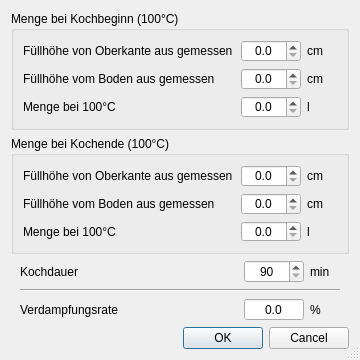
Old version of the form kleiner-brauhelfer/dialogs/dlgverdampfung.ui in the repository kleiner-brauhelfer/kleiner-brauhelfer-2.
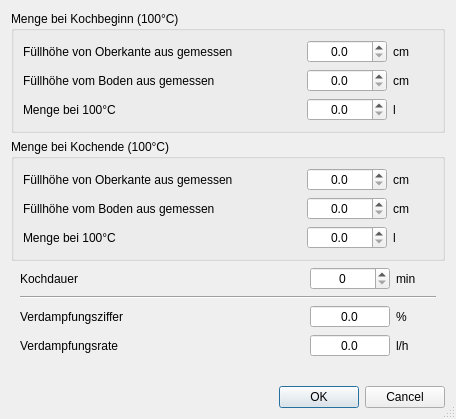
New version of the form. Custom widgets are drawn as their Qt base class.

What changed in the file:
```diff
--- a/kleiner-brauhelfer/dialogs/dlgverdampfung.ui
+++ b/kleiner-brauhelfer/dialogs/dlgverdampfung.ui
@@ -6,8 +6,8 @@
    <rect>
     <x>0</x>
     <y>0</y>
-    <width>360</width>
-    <height>360</height>
+    <width>456</width>
+    <height>419</height>
    </rect>
   </property>
   <property name="minimumSize">
@@ -47,7 +47,7 @@
        <widget class="DoubleSpinBox" name="dSpinBox_cmVonObenMenge1">
         <property name="minimumSize">
          <size>
-          <width>60</width>
+          <width>80</width>
           <height>0</height>
          </size>
         </property>
@@ -70,12 +70,6 @@
       </item>
       <item row="2" column="2">
        <widget class="DoubleSpinBox" name="dSpinBox_Menge1">
-        <property name="minimumSize">
-         <size>
-          <width>60</width>
-          <height>0</height>
-         </size>
-        </property>
         <property name="toolTip">
          <string>&lt;html&gt;&lt;head/&gt;&lt;body&gt;&lt;p&gt;Hier wird das Volumen bei 100° Celsius bei &lt;span style=&quot; font-weight:600;&quot;&gt;Kochbeginn&lt;/span&gt; berechnet. Es ist größer als bei niedrigeren Temperaturen. Der Wert wird für die Sollmenge nach Kochende und andere Berechnungen im Kleinen Brauhelfer verwendet.&lt;/p&gt;&lt;/body&gt;&lt;/html&gt;</string>
         </property>
@@ -102,12 +96,6 @@
       </item>
       <item row="1" column="2">
        <widget class="DoubleSpinBox" name="dSpinBox_cmVomBodenMenge1">
-        <property name="minimumSize">
-         <size>
-          <width>60</width>
-          <height>0</height>
-         </size>
-        </property>
         <property name="toolTip">
          <string>&lt;html&gt;&lt;head/&gt;&lt;body&gt;&lt;p&gt;Von der Unterkante des Kessels bis zur Oberkante des Sudes zu &lt;span style=&quot; font-weight:600;&quot;&gt;Kochbeginn&lt;/span&gt; messen. Ist der Kesselboden uneben, so empfiehlt sich eine mittlere Stelle zur Messung. Der Kessel muss eben stehen, damit gültige Werte berechnet werden können.&lt;/p&gt;&lt;/body&gt;&lt;/html&gt;</string>
         </property>
@@ -127,12 +115,6 @@
       </item>
       <item row="1" column="3">
        <widget class="QLabel" name="label_12">
-        <property name="minimumSize">
-         <size>
-          <width>30</width>
-          <height>0</height>
-         </size>
-        </property>
         <property name="text">
          <string notr="true">cm</string>
         </property>
@@ -142,7 +124,7 @@
        <widget class="QLabel" name="label_10">
         <property name="minimumSize">
          <size>
-          <width>30</width>
+          <width>40</width>
           <height>0</height>
          </size>
         </property>
@@ -166,12 +148,6 @@
       </item>
       <item row="2" column="3">
        <widget class="QLabel" name="label_2">
-        <property name="minimumSize">
-         <size>
-          <width>30</width>
-          <height>0</height>
-         </size>
-        </property>
         <property name="text">
          <string>l</string>
         </property>
@@ -188,12 +164,6 @@
      <layout class="QGridLayout" name="gridLayout">
       <item row="2" column="3">
        <widget class="QLabel" name="label_18">
-        <property name="minimumSize">
-         <size>
-          <width>30</width>
-          <height>0</height>
-         </size>
-        </property>
         <property name="text">
          <string>l</string>
         </property>
@@ -203,7 +173,7 @@
        <widget class="DoubleSpinBox" name="dSpinBox_cmVonObenMenge2">
         <property name="minimumSize">
          <size>
-          <width>60</width>
+          <width>80</width>
           <height>0</height>
          </size>
         </property>
@@ -226,12 +196,6 @@
       </item>
       <item row="1" column="3">
        <widget class="QLabel" name="label_16">
-        <property name="minimumSize">
-         <size>
-          <width>30</width>
-          <height>0</height>
-         </size>
-        </property>
         <property name="text">
          <string notr="true">cm</string>
         </property>
@@ -259,12 +223,6 @@
       </item>
       <item row="2" column="2">
        <widget class="DoubleSpinBox" name="dSpinBox_Menge2">
-        <property name="minimumSize">
-         <size>
-          <width>60</width>
-          <height>0</height>
-         </size>
-        </property>
         <property name="toolTip">
          <string>&lt;html&gt;&lt;head/&gt;&lt;body&gt;&lt;p&gt;Hier wird das Volumen bei 100° Celsius bei &lt;span style=&quot; font-weight:600;&quot;&gt;Kochende&lt;/span&gt; berechnet. Es ist größer als bei niedrigeren Temperaturen. Der Wert orientiert sich u.a. an der eingestellten Verdampfungsrate und wird für die Sollmenge beim Anstellen der Hefe und andere Berechnungen im Kleinen Brauhelfer verwendet.&lt;/p&gt;&lt;/body&gt;&lt;/html&gt;</string>
         </property>
@@ -293,7 +251,7 @@
        <widget class="QLabel" name="label_14">
         <property name="minimumSize">
          <size>
-          <width>30</width>
+          <width>40</width>
           <height>0</height>
          </size>
         </property>
@@ -311,12 +269,6 @@
       </item>
       <item row="1" column="2">
        <widget class="DoubleSpinBox" name="dSpinBox_cmVomBodenMenge2">
-        <property name="minimumSize">
-         <size>
-          <width>60</width>
-          <height>0</height>
-         </size>
-        </property>
         <property name="toolTip">
          <string>&lt;html&gt;&lt;head/&gt;&lt;body&gt;&lt;p&gt;Von der Unterkante des Kessels bis zur Oberkante des Sudes am &lt;span style=&quot; font-weight:600;&quot;&gt;Kochende&lt;/span&gt; messen. Ist der Kesselboden uneben, so empfiehlt sich eine mittlere Stelle zur Messung. Der Kessel muss eben stehen, damit gültige Werte berechnet werden können.&lt;/p&gt;&lt;/body&gt;&lt;/html&gt;</string>
         </property>
@@ -345,6 +297,40 @@
      <property name="rightMargin">
       <number>9</number>
      </property>
+     <item row="2" column="3">
+      <widget class="QLabel" name="label_8">
+       <property name="text">
+        <string notr="true">%</string>
+       </property>
+      </widget>
+     </item>
+     <item row="0" column="3">
+      <widget class="QLabel" name="label_6">
+       <property name="minimumSize">
+        <size>
+         <width>40</width>
+         <height>0</height>
+        </size>
+       </property>
+       <property name="text">
+        <string>min</string>
+       </property>
+      </widget>
+     </item>
+     <item row="1" column="0" colspan="4">
+      <widget class="Line" name="line">
+       <property name="orientation">
+        <enum>Qt::Horizontal</enum>
+       </property>
+      </widget>
+     </item>
+     <item row="2" column="0">
+      <widget class="QLabel" name="label_7">
+       <property name="text">
+        <string>Verdampfungsziffer</string>
+       </property>
+      </widget>
+     </item>
      <item row="0" column="1">
       <spacer name="horizontalSpacer_3">
        <property name="orientation">
@@ -358,6 +344,28 @@
        </property>
       </spacer>
      </item>
+     <item row="2" column="2">
+      <widget class="DoubleSpinBox" name="dSpinBox_Verdampfungsziffer">
+       <property name="toolTip">
+        <string>&lt;html&gt;&lt;head/&gt;&lt;body&gt;&lt;p&gt;Hier wird die berechnete &lt;span style=&quot; font-weight:600;&quot;&gt;Verdampfungsziffer&lt;/span&gt; ausgegeben.&lt;/p&gt;&lt;/body&gt;&lt;/html&gt;</string>
+       </property>
+       <property name="alignment">
+        <set>Qt::AlignCenter</set>
+       </property>
+       <property name="readOnly">
+        <bool>true</bool>
+       </property>
+       <property name="buttonSymbols">
+        <enum>QAbstractSpinBox::NoButtons</enum>
+       </property>
+       <property name="decimals">
+        <number>1</number>
+       </property>
+       <property name="maximum">
+        <double>999.000000000000000</double>
+       </property>
+      </widget>
+     </item>
      <item row="0" column="0">
       <widget class="QLabel" name="label_5">
        <property name="text">
@@ -369,7 +377,7 @@
       <widget class="SpinBox" name="spinBox_Kochdauer">
        <property name="minimumSize">
         <size>
-         <width>60</width>
+         <width>80</width>
          <height>0</height>
         </size>
        </property>
@@ -379,29 +387,20 @@
        <property name="alignment">
         <set>Qt::AlignCenter</set>
        </property>
-       <property name="minimum">
-        <number>90</number>
-       </property>
        <property name="maximum">
         <number>999</number>
        </property>
       </widget>
      </item>
-     <item row="2" column="0">
-      <widget class="QLabel" name="label_7">
+     <item row="3" column="0">
+      <widget class="QLabel" name="label_3">
        <property name="text">
         <string>Verdampfungsrate</string>
        </property>
       </widget>
      </item>
-     <item row="2" column="2">
-      <widget class="DoubleSpinBox" name="dSpinBox_Verdampfungsziffer">
-       <property name="minimumSize">
-        <size>
-         <width>60</width>
-         <height>0</height>
-        </size>
-       </property>
+     <item row="3" column="2">
+      <widget class="DoubleSpinBox" name="dSpinBox_Verdampfungsrate">
        <property name="toolTip">
         <string>&lt;html&gt;&lt;head/&gt;&lt;body&gt;&lt;p&gt;Hier wird die &lt;span style=&quot; font-weight:600;&quot;&gt;Verdampfungsrate&lt;/span&gt; der Anlage angegeben. Der Wert ist abhängig von vielen Faktoren wie Meereshöhe, Sud und Anlage. Es muss individuell eingestellt werden. Mit fortschreitender Sudanzahl wird er immer genauer. Bei einer neuen Anlage empfiehlt sich er Wert 10%. Der Wert wird dabei auf eine Stunde berechnet.&lt;/p&gt;&lt;/body&gt;&lt;/html&gt;</string>
        </property>
@@ -418,40 +417,14 @@
         <number>1</number>
        </property>
        <property name="maximum">
-        <double>9999.000000000000000</double>
+        <double>999.000000000000000</double>
        </property>
       </widget>
      </item>
-     <item row="0" column="3">
-      <widget class="QLabel" name="label_6">
-       <property name="minimumSize">
-        <size>
-         <width>30</width>
-         <height>0</height>
-        </size>
-       </property>
+     <item row="3" column="3">
+      <widget class="QLabel" name="label_4">
        <property name="text">
-        <string>min</string>
-       </property>
-      </widget>
-     </item>
-     <item row="2" column="3">
-      <widget class="QLabel" name="label_8">
-       <property name="minimumSize">
-        <size>
-         <width>30</width>
-         <height>0</height>
-        </size>
-       </property>
-       <property name="text">
-        <string notr="true">%</string>
-       </property>
-      </widget>
-     </item>
-     <item row="1" column="0" colspan="4">
-      <widget class="Line" name="line">
-       <property name="orientation">
-        <enum>Qt::Horizontal</enum>
+        <string>l/h</string>
        </property>
       </widget>
      </item>
```
Left out of the diff: 8 changed lines with no effect on the pictures.
